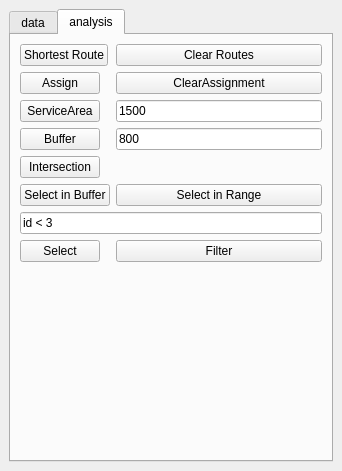
balazsdukai/GEO1005-StormManager, file SpatialDecision/spatial_decision_dockwidget_base.ui: the form before one commit.
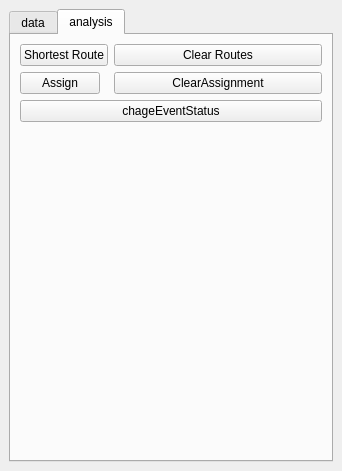
The form after the commit.

Patch:
```diff
--- a/SpatialDecision/spatial_decision_dockwidget_base.ui
+++ b/SpatialDecision/spatial_decision_dockwidget_base.ui
@@ -118,76 +118,6 @@
           </property>
          </widget>
         </item>
-        <item row="3" column="0">
-         <widget class="QPushButton" name="serviceAreaButton">
-          <property name="text">
-           <string>ServiceArea</string>
-          </property>
-         </widget>
-        </item>
-        <item row="3" column="1">
-         <widget class="QLineEdit" name="serviceAreaCutoffEdit">
-          <property name="text">
-           <string>1500</string>
-          </property>
-         </widget>
-        </item>
-        <item row="4" column="0">
-         <widget class="QPushButton" name="bufferButton">
-          <property name="text">
-           <string>Buffer</string>
-          </property>
-         </widget>
-        </item>
-        <item row="4" column="1">
-         <widget class="QLineEdit" name="bufferCutoffEdit">
-          <property name="text">
-           <string>800</string>
-          </property>
-         </widget>
-        </item>
-        <item row="5" column="0">
-         <widget class="QPushButton" name="makeIntersectionButton">
-          <property name="text">
-           <string>Intersection</string>
-          </property>
-         </widget>
-        </item>
-        <item row="6" column="0">
-         <widget class="QPushButton" name="selectBufferButton">
-          <property name="text">
-           <string>Select in Buffer</string>
-          </property>
-         </widget>
-        </item>
-        <item row="6" column="1">
-         <widget class="QPushButton" name="selectRangeButton">
-          <property name="text">
-           <string>Select in Range</string>
-          </property>
-         </widget>
-        </item>
-        <item row="7" column="0" colspan="2">
-         <widget class="QLineEdit" name="expressionEdit">
-          <property name="text">
-           <string>id &lt; 3</string>
-          </property>
-         </widget>
-        </item>
-        <item row="8" column="0">
-         <widget class="QPushButton" name="expressionSelectButton">
-          <property name="text">
-           <string>Select</string>
-          </property>
-         </widget>
-        </item>
-        <item row="8" column="1">
-         <widget class="QPushButton" name="expressionFilterButton">
-          <property name="text">
-           <string>Filter</string>
-          </property>
-         </widget>
-        </item>
         <item row="2" column="0">
          <widget class="QPushButton" name="assignButton">
           <property name="text">
@@ -202,6 +132,13 @@
           </property>
          </widget>
         </item>
+        <item row="3" column="0" colspan="2">
+         <widget class="QPushButton" name="changeStatusButton">
+          <property name="text">
+           <string>chageEventStatus</string>
+          </property>
+         </widget>
+        </item>
        </layout>
       </widget>
      </widget>
```
